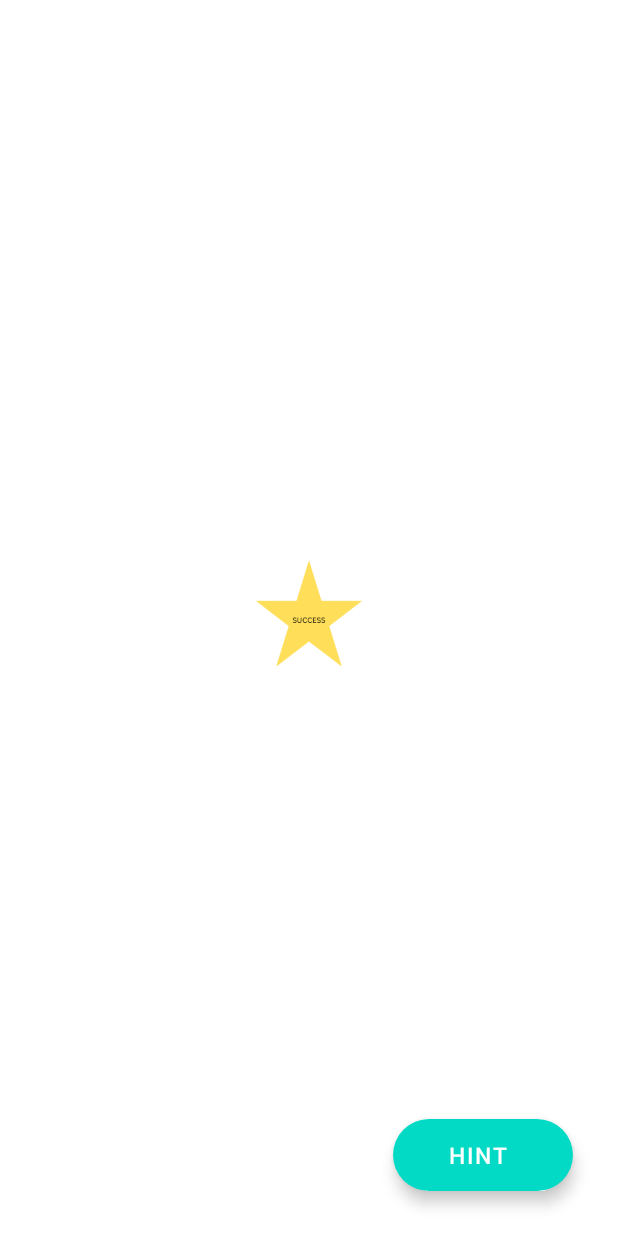
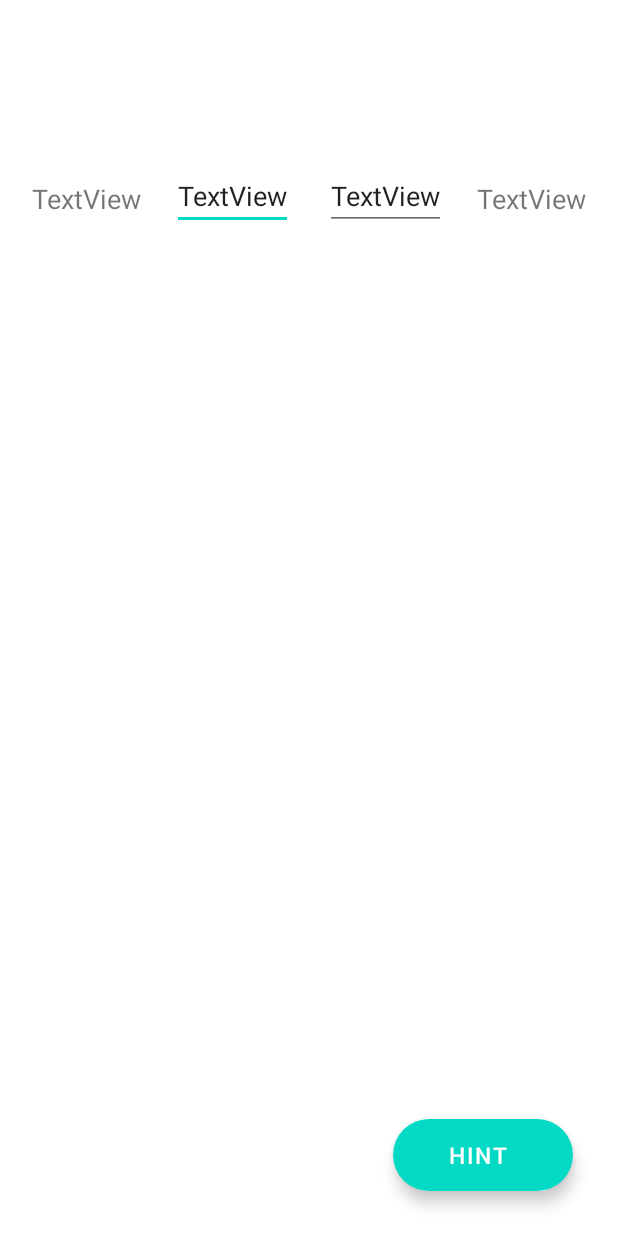
Before and after one commit to weichi2002/WordlyApp, an Android app: the Game screen opened directly, with no data from a screen before it, on a phone screen of 412 x 824 dp. Run offline under Robolectric (Android 15) with nearby library versions, the phone set to English and light mode, and no system bars.

Commit message:
finished some layouts of the game activity

```diff
--- a/app/build.gradle
+++ b/app/build.gradle
@@ -36,4 +36,6 @@ dependencies {
     testImplementation 'junit:junit:4.13.2'
     androidTestImplementation 'androidx.test.ext:junit:1.1.5'
     androidTestImplementation 'androidx.test.espresso:espresso-core:3.5.1'
+    implementation 'com.github.bumptech.glide:glide:4.15.0'
+    annotationProcessor 'com.github.bumptech.glide:compiler:4.15.0'
 }
--- a/app/src/main/AndroidManifest.xml
+++ b/app/src/main/AndroidManifest.xml
@@ -1,6 +1,8 @@
 <?xml version="1.0" encoding="utf-8"?>
 <manifest xmlns:android="http://schemas.android.com/apk/res/android"
     xmlns:tools="http://schemas.android.com/tools">
+
+    <uses-permission android:name="android.permission.INTERNET"/>
 
     <application
         android:allowBackup="true"
--- a/app/src/main/java/edu/fandm/wchou/myapplication/Game.java
+++ b/app/src/main/java/edu/fandm/wchou/myapplication/Game.java
@@ -37,6 +37,8 @@ public class Game extends AppCompatActivity {
             actionBar.hide();
         }
 
+
+
         //select the button
         ExtendedFloatingActionButton hintBtn = (ExtendedFloatingActionButton) findViewById(R.id.fab);
         hintBtn.setOnClickListener(new View.OnClickListener() {
--- a/app/src/main/res/layout/activity_game.xml
+++ b/app/src/main/res/layout/activity_game.xml
@@ -7,31 +7,85 @@
     tools:context=".Game">
 
 
+<!--    https://www.youtube.com/watch?v=ZfaaOr7Sv-U-->
+    <!--    https://stackoverflow.com/questions/66388924/how-to-center-align-text-in-extended-floating-action-button-->
     <ImageView
         android:id="@+id/downloaded_image_iv"
-        android:layout_width="200dp"
-        android:layout_height="200dp"
-        android:src="@drawable/star"
-        app:layout_constraintTop_toTopOf="parent"
+        android:layout_width="wrap_content"
+        android:layout_height="wrap_content"
         app:layout_constraintBottom_toBottomOf="parent"
         app:layout_constraintLeft_toLeftOf="parent"
-        app:layout_constraintRight_toRightOf="parent" />
+        app:layout_constraintRight_toRightOf="parent"
+        app:layout_constraintTop_toTopOf="parent"
+        app:layout_constraintVertical_bias="0.55" />
 
-<!--    https://stackoverflow.com/questions/66388924/how-to-center-align-text-in-extended-floating-action-button-->
     <com.google.android.material.floatingactionbutton.ExtendedFloatingActionButton
         android:id="@+id/fab"
         android:layout_width="wrap_content"
         android:layout_height="wrap_content"
         android:layout_margin="30dp"
         android:text="Hint"
+        android:textAlignment="center"
+        android:textColor="@color/white"
+        android:textSize="15dp"
         app:backgroundTint="?android:colorAccent"
         app:layout_constraintBottom_toBottomOf="parent"
+        app:layout_constraintEnd_toEndOf="parent" />
+
+    <TextView
+        android:id="@+id/textView"
+        app:layout_constraintTop_toTopOf="parent"
+        app:layout_constraintBottom_toBottomOf="parent"
+        app:layout_constraintVertical_bias="0.15"
+        android:layout_width="wrap_content"
+        android:layout_height="wrap_content"
+        android:text="TextView"
+        android:textSize = "18sp"
+        app:layout_constraintEnd_toStartOf="@+id/textView3"
+        app:layout_constraintHorizontal_bias="0.5"
+        app:layout_constraintStart_toStartOf="parent"
+
+         />
+
+    <TextView
+        android:id="@+id/textView2"
+        app:layout_constraintTop_toTopOf="parent"
+        app:layout_constraintBottom_toBottomOf="parent"
+        app:layout_constraintVertical_bias="0.15"
+        android:layout_width="wrap_content"
+        android:layout_height="wrap_content"
+        android:text="TextView"
         app:layout_constraintEnd_toEndOf="parent"
-        android:textColor="@color/white"
-        android:textSize="15dp"
-        android:textAlignment="center"
+        app:layout_constraintHorizontal_bias="0.5"
+        android:textSize = "18sp"
+        app:layout_constraintStart_toEndOf="@+id/textView4"
         />
 
+    <EditText
+        android:id="@+id/textView3"
+        android:layout_width="wrap_content"
+        android:layout_height="wrap_content"
+        android:text="TextView"
+        android:textSize="18sp"
+        app:layout_constraintBottom_toBottomOf="parent"
+        app:layout_constraintEnd_toStartOf="@+id/textView4"
+        app:layout_constraintHorizontal_bias="0.5"
+        app:layout_constraintStart_toEndOf="@+id/textView"
+        app:layout_constraintTop_toTopOf="parent"
+        app:layout_constraintVertical_bias="0.139" />
+
+    <EditText
+        android:id="@+id/textView4"
+        android:layout_width="wrap_content"
+        android:layout_height="wrap_content"
+        android:text="TextView"
+        android:textSize="18sp"
+        app:layout_constraintBottom_toBottomOf="parent"
+        app:layout_constraintEnd_toStartOf="@+id/textView2"
+        app:layout_constraintHorizontal_bias="0.5"
+        app:layout_constraintStart_toEndOf="@+id/textView3"
+        app:layout_constraintTop_toTopOf="parent"
+        app:layout_constraintVertical_bias="0.139" />
 
 
 </androidx.constraintlayout.widget.ConstraintLayout>
```
